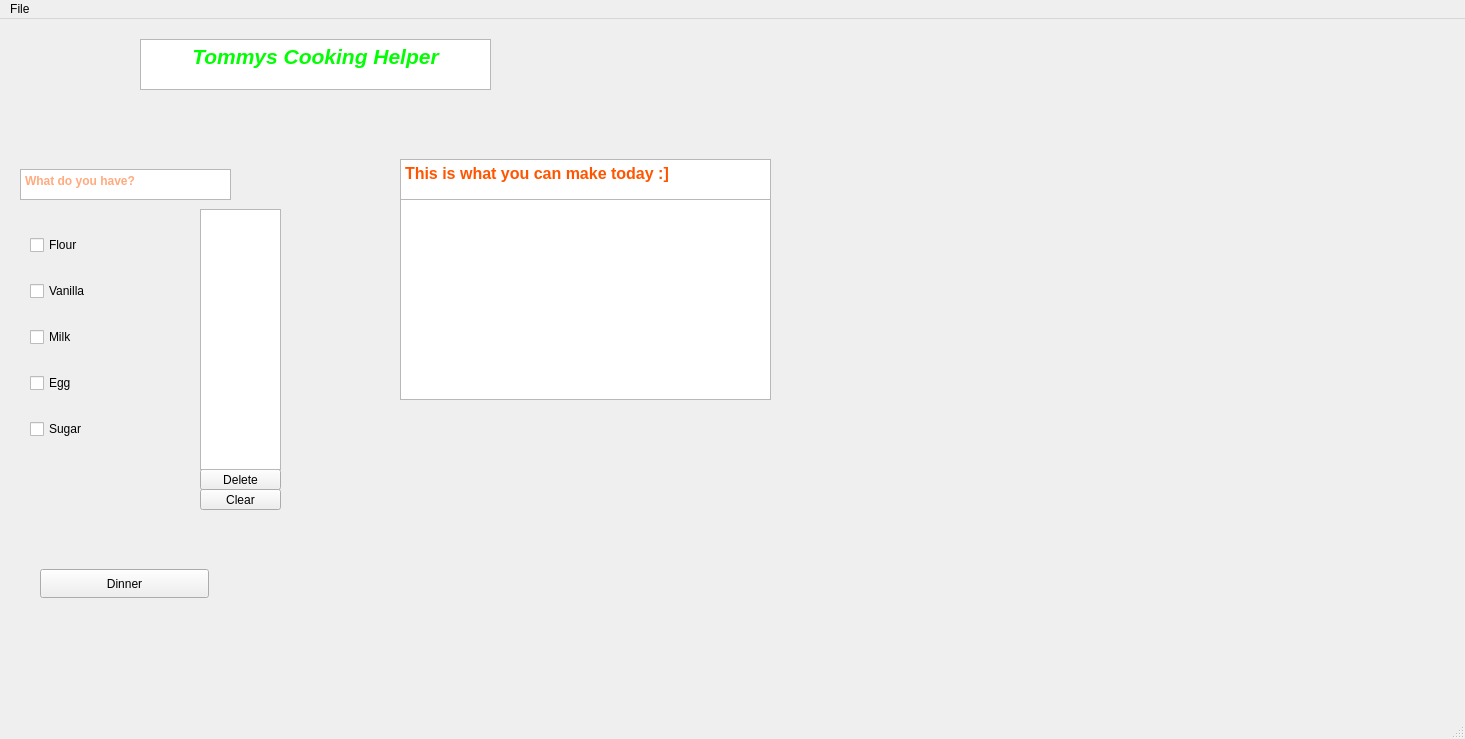
Old version of the form mainwindow.ui in the repository carthy27/CookingApp.
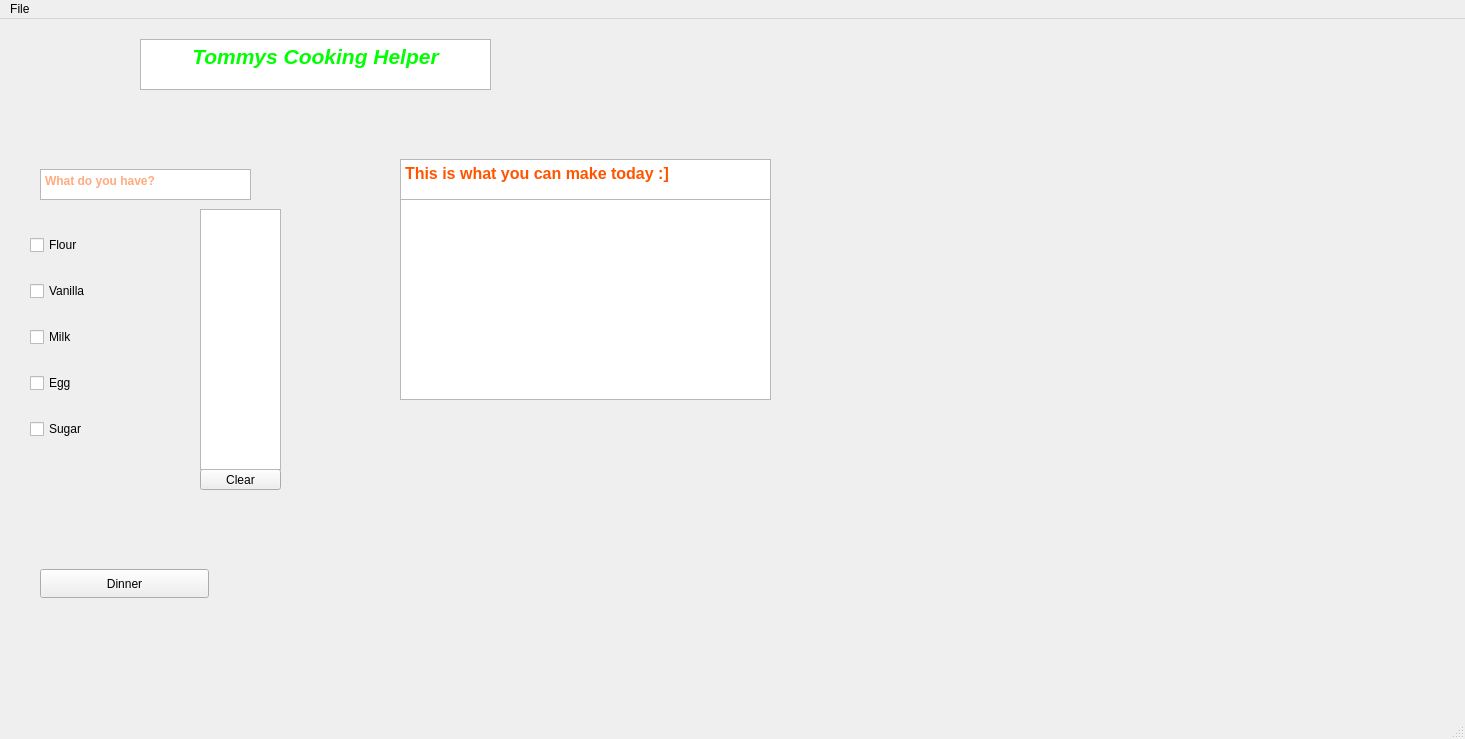
New version of the form.

Commit message: Made clear also uncheck boxes

Diff of the .ui file:
```diff
--- a/mainwindow.ui
+++ b/mainwindow.ui
@@ -103,7 +103,7 @@
    <widget class="QTextEdit" name="textEdit_2">
     <property name="geometry">
      <rect>
-      <x>20</x>
+      <x>40</x>
       <y>150</y>
       <width>211</width>
       <height>31</height>
@@ -120,24 +120,11 @@
 &lt;p style=&quot; margin-top:0px; margin-bottom:0px; margin-left:0px; margin-right:0px; -qt-block-indent:0; text-indent:0px;&quot;&gt;&lt;span style=&quot; font-weight:700; color:#ffaa7f;&quot;&gt;What do you have?&lt;/span&gt;&lt;/p&gt;&lt;/body&gt;&lt;/html&gt;</string>
     </property>
    </widget>
-   <widget class="QPushButton" name="pushButton_2">
-    <property name="geometry">
-     <rect>
-      <x>200</x>
-      <y>450</y>
-      <width>81</width>
-      <height>21</height>
-     </rect>
-    </property>
-    <property name="text">
-     <string>Delete</string>
-    </property>
-   </widget>
    <widget class="QPushButton" name="pushButton_3">
     <property name="geometry">
      <rect>
       <x>200</x>
-      <y>470</y>
+      <y>450</y>
       <width>81</width>
       <height>21</height>
      </rect>
```
Left out of the diff: 5 changed lines with no effect on the pictures. The commit also changes 2 other files.
